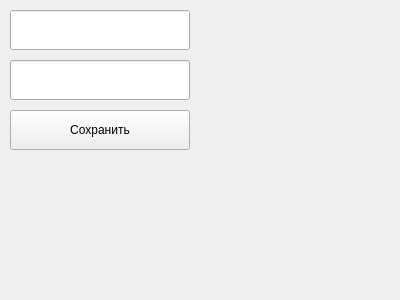
Before: the Qt Designer form serialeditor.ui in ac973k/SerialEditor, drawn with Qt 5.
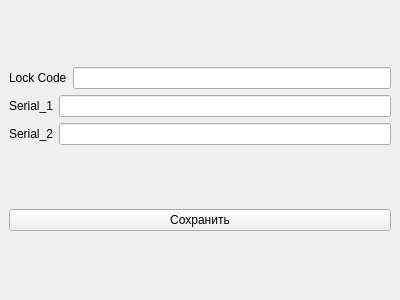
After: the same form once the commit is applied.

Commit message: Теперь proinfo.bin можно будет вернуть в стоковый вариант

The edit to the form file:
```diff
--- a/serialeditor.ui
+++ b/serialeditor.ui
@@ -14,39 +14,61 @@
    <string>SerialEditor</string>
   </property>
   <widget class="QWidget" name="centralwidget">
-   <widget class="QLineEdit" name="lineEdit_value1">
-    <property name="geometry">
-     <rect>
-      <x>10</x>
-      <y>10</y>
-      <width>180</width>
-      <height>40</height>
-     </rect>
-    </property>
-   </widget>
-   <widget class="QLineEdit" name="lineEdit_value2">
-    <property name="geometry">
-     <rect>
-      <x>10</x>
-      <y>60</y>
-      <width>180</width>
-      <height>40</height>
-     </rect>
-    </property>
-   </widget>
+   <layout class="QVBoxLayout" name="verticalLayout_2">
+    <item>
+     <layout class="QVBoxLayout" name="verticalLayout">
+      <item>
+       <layout class="QHBoxLayout" name="horizontalLayout">
+        <item>
+         <widget class="QLabel" name="label">
+          <property name="text">
+           <string>Lock Code</string>
+          </property>
+         </widget>
+        </item>
+        <item>
+         <widget class="QLineEdit" name="lineEdit"/>
+        </item>
+       </layout>
+      </item>
+      <item>
+       <layout class="QHBoxLayout" name="horizontalLayout_2">
+        <item>
+         <widget class="QLabel" name="label_2">
+          <property name="text">
+           <string>Serial_1</string>
+          </property>
+         </widget>
+        </item>
+        <item>
+         <widget class="QLineEdit" name="lineEdit_value1"/>
+        </item>
+       </layout>
+      </item>
+      <item>
+       <layout class="QHBoxLayout" name="horizontalLayout_3">
+        <item>
+         <widget class="QLabel" name="label_3">
+          <property name="text">
+           <string>Serial_2</string>
+          </property>
+         </widget>
+        </item>
+        <item>
+         <widget class="QLineEdit" name="lineEdit_value2"/>
+        </item>
+       </layout>
+      </item>
+     </layout>
+    </item>
+    <item>
    <widget class="QPushButton" name="saveButton">
-    <property name="geometry">
-     <rect>
-      <x>10</x>
-      <y>110</y>
-      <width>180</width>
-      <height>40</height>
-     </rect>
-    </property>
     <property name="text">
      <string>Сохранить</string>
     </property>
    </widget>
+    </item>
+   </layout>
   </widget>
  </widget>
  <resources/>
```
Lines whose indentation alone changed are shown as unchanged. The commit also changes 1 other file.
